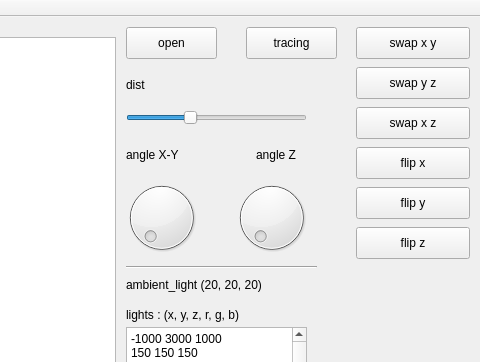
Before: the Qt Designer form mainwindow.ui in ppwwyyxx/Ray-Tracing-Engine, drawn with Qt 5; both pictures show x 694 to 1174 and y 0 to 362 of the 1174 by 800 pixel window.
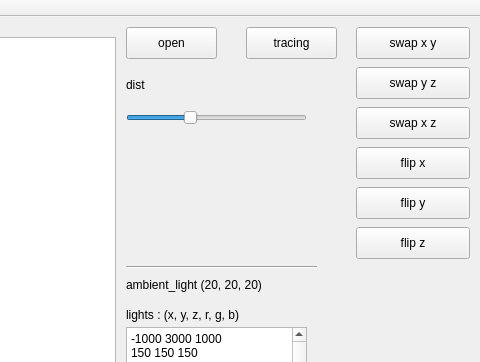
After: the same form once the commit is applied.

Diff of the .ui file:
```diff
--- a/mainwindow.ui
+++ b/mainwindow.ui
@@ -66,19 +66,6 @@
      <string>dist</string>
     </property>
    </widget>
-   <widget class="QLabel" name="label_5">
-    <property name="geometry">
-     <rect>
-      <x>820</x>
-      <y>130</y>
-      <width>111</width>
-      <height>16</height>
-     </rect>
-    </property>
-    <property name="text">
-     <string>angle X-Y</string>
-    </property>
-   </widget>
    <widget class="Line" name="line_3">
     <property name="geometry">
      <rect>
@@ -147,51 +134,6 @@
      <enum>Qt::Horizontal</enum>
     </property>
    </widget>
-   <widget class="QDial" name="angle_xy">
-    <property name="geometry">
-     <rect>
-      <x>810</x>
-      <y>160</y>
-      <width>91</width>
-      <height>81</height>
-     </rect>
-    </property>
-    <property name="maximum">
-     <number>359</number>
-    </property>
-    <property name="value">
-     <number>0</number>
-    </property>
-   </widget>
-   <widget class="QLabel" name="label_7">
-    <property name="geometry">
-     <rect>
-      <x>950</x>
-      <y>130</y>
-      <width>111</width>
-      <height>16</height>
-     </rect>
-    </property>
-    <property name="text">
-     <string>angle Z</string>
-    </property>
-   </widget>
-   <widget class="QDial" name="angle_z">
-    <property name="geometry">
-     <rect>
-      <x>920</x>
-      <y>160</y>
-      <width>91</width>
-      <height>81</height>
-     </rect>
-    </property>
-    <property name="maximum">
-     <number>359</number>
-    </property>
-    <property name="value">
-     <number>0</number>
-    </property>
-   </widget>
    <widget class="QPushButton" name="open">
     <property name="geometry">
      <rect>
```
